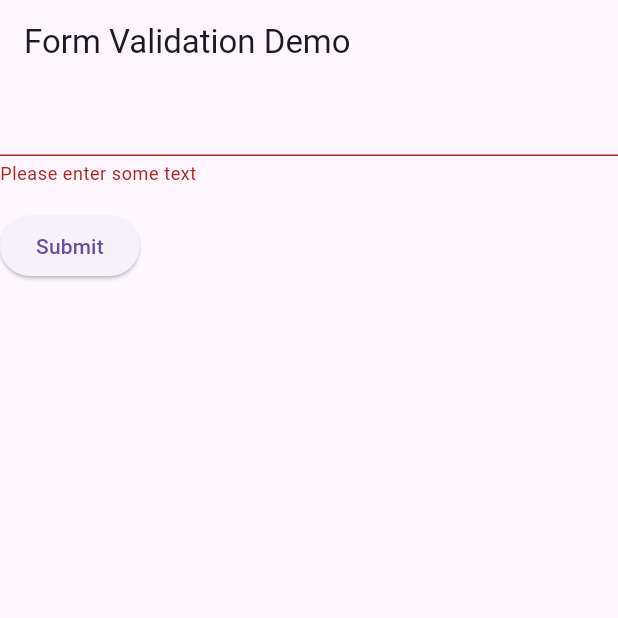
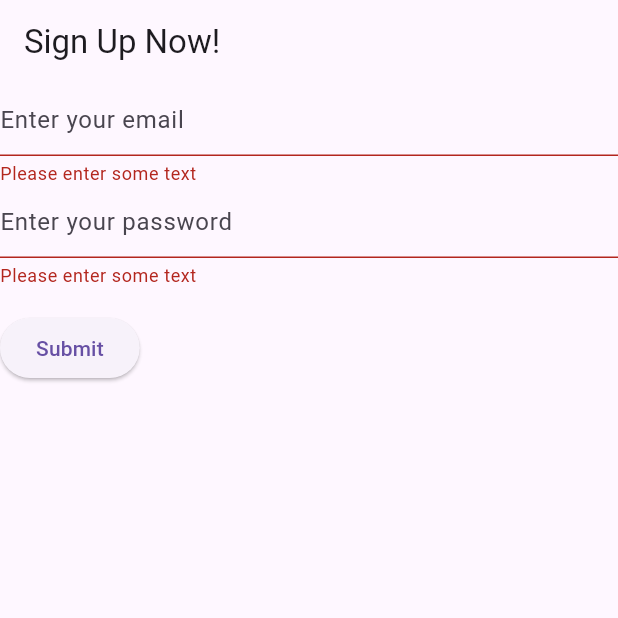
Before and after one commit to gsu-jla/In_Class_10, a Flutter app: the screen it shows after launch, after a tap on "Submit", on a phone screen of 412 x 824 dp, the top half of it. Run offline on Flutter 3.47's test engine with Material 3 defaults, Android fonts, the phone set to English and light mode, and no system bars.

Commit message:
setting up signup

```diff
--- a/lib/main.dart
+++ b/lib/main.dart
@@ -4,7 +4,7 @@ class MyApp extends StatelessWidget {
 const MyApp({super.key});
 @override
 Widget build(BuildContext context) {
-const appTitle = 'Form Validation Demo';
+const appTitle = 'Sign Up Now!';
 return MaterialApp(
 title: appTitle,
 home: Scaffold(
@@ -42,6 +42,19 @@ child: Column(
 crossAxisAlignment: CrossAxisAlignment.start,
 children: [
 TextFormField(
+// decoration to add hint
+decoration: const InputDecoration(hintText: 'Enter your email'),
+// The validator receives the text that the user has entered.
+validator: (value) {
+if (value == null || value.isEmpty) {
+return 'Please enter some text';
+}
+return null;
+},
+),
+TextFormField(
+// decoration to add hint
+decoration: const InputDecoration(hintText: 'Enter your password'),
 // The validator receives the text that the user has entered.
 validator: (value) {
 if (value == null || value.isEmpty) {
```
